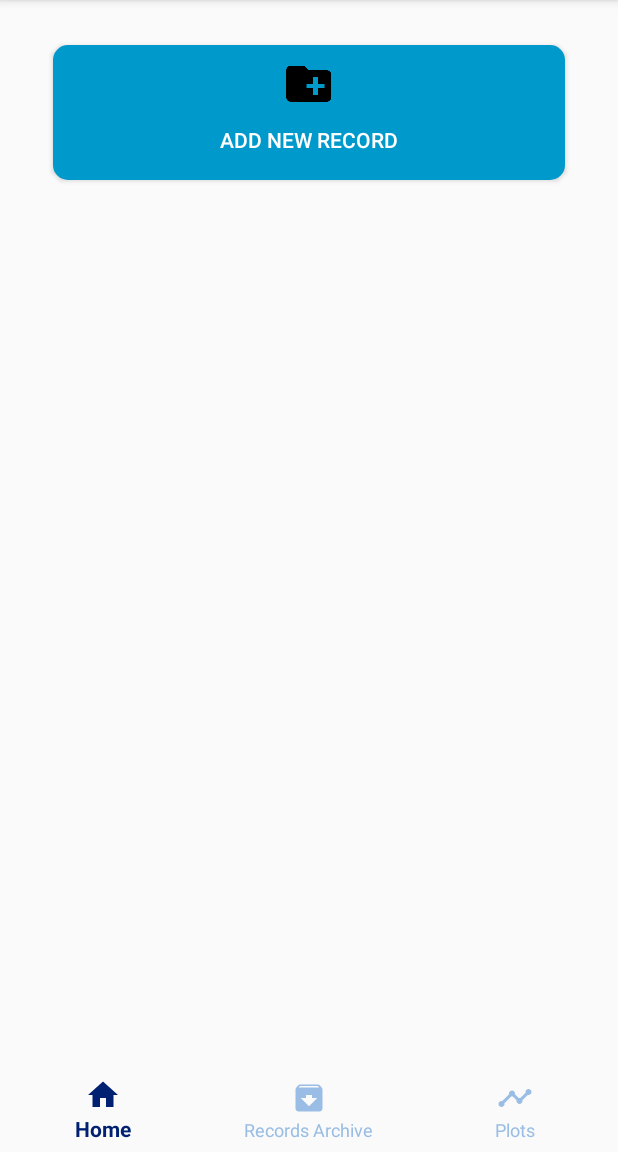
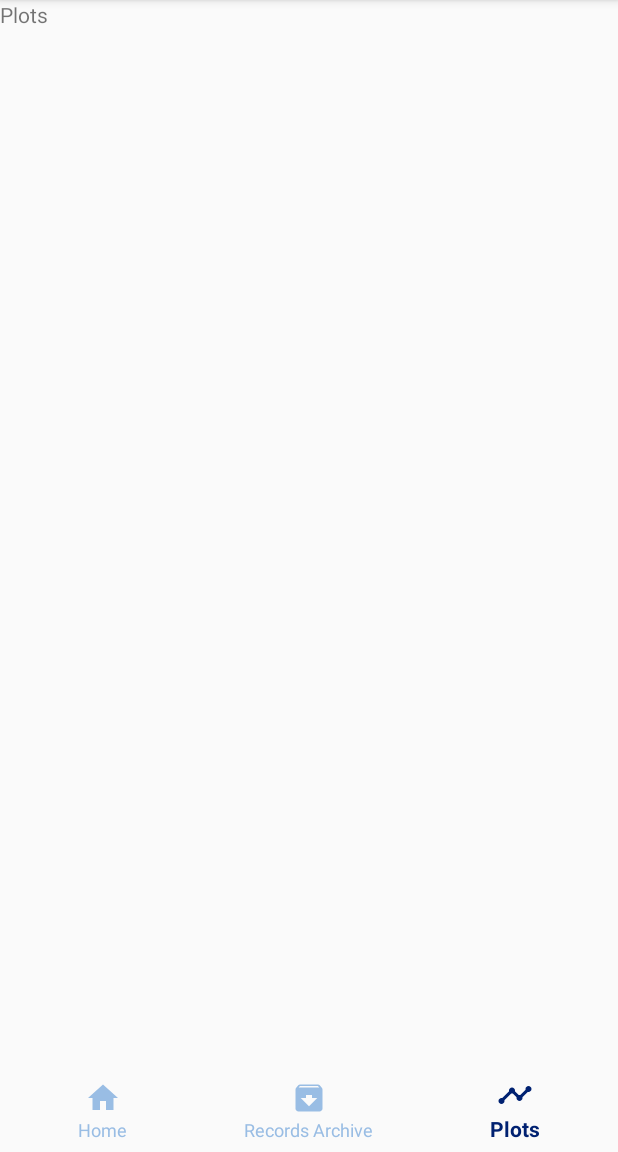
Before and after one commit to dariuszpmrugala/Medical-database, an Android app: the screen it shows after launch (MainActivity), item 3 of the bottom bar chosen, on a phone screen of 412 x 824 dp, the part 84-1236 px from its top. Run offline under Robolectric (Android 15) with nearby library versions, the phone set to English and light mode, and no system bars.

Commit message:
Transition between tabs working

```diff
--- a/app/src/main/java/edu/tamu/ecen/capstone/patientmd/activity/MainActivity.java
+++ b/app/src/main/java/edu/tamu/ecen/capstone/patientmd/activity/MainActivity.java
@@ -1,34 +1,24 @@
 package edu.tamu.ecen.capstone.patientmd.activity;
 
-import android.app.Activity;
-import android.content.DialogInterface;
-import android.content.Intent;
-import android.net.Uri;
 import android.os.Bundle;
-import android.provider.MediaStore;
 import android.support.annotation.NonNull;
 import android.support.design.widget.BottomNavigationView;
 import android.support.v4.app.Fragment;
+import android.support.v4.app.FragmentManager;
 import android.support.v4.app.FragmentTransaction;
-import android.support.v4.content.FileProvider;
-import android.support.v7.app.AlertDialog;
 import android.support.v7.app.AppCompatActivity;
 import android.view.MenuItem;
-import android.view.View;
 import android.view.Window;
 import android.widget.Button;
 import android.widget.TextView;
 import android.util.Log;
-import android.widget.Toast;
 
 import java.io.File;
-import java.io.IOException;
 
 import edu.tamu.ecen.capstone.patientmd.R;
 import edu.tamu.ecen.capstone.patientmd.activity.fragment.HomeFragment;
 import edu.tamu.ecen.capstone.patientmd.activity.fragment.PlotFragment;
 import edu.tamu.ecen.capstone.patientmd.activity.fragment.RecordsFragment;
-import edu.tamu.ecen.capstone.patientmd.util.Const;
 import edu.tamu.ecen.capstone.patientmd.util.Util;
 
 
@@ -46,6 +36,8 @@ public class MainActivity extends AppCompatActivity {
     private final int PERMISSION_WRITE_EXT_STORAGE_CODE=3;
 
     private Button cameraButton;
+
+    private FragmentManager fragmentManager;
 
 
     //todo use a selector to make the icons change
@@ -101,45 +93,84 @@ public class MainActivity extends AppCompatActivity {
 */
     }
 
+    /*
+    setup home fragment when the app is opened
+     */
     private void initView() {
+
         Fragment homeFrag = HomeFragment.newInstance(null);
-        FragmentTransaction ft = getSupportFragmentManager().beginTransaction();
-        ft.add(R.id.container, homeFrag, homeFrag.getTag());
+        fragmentManager = getSupportFragmentManager();/*
+        FragmentTransaction ft = fragmentManager.beginTransaction();
+        ft.add(R.id.fragment_container, homeFrag, "HomeFragment init");
         ft.commit();
+        */
+
+        startFragment(homeFrag, "HomeFragment init");
     }
 
 
     private boolean selectFragment(MenuItem item) {
         Fragment fragment = null;
+        int viewId;
+        String tag;
 
+        // Special case, this is the default for when the app starts
+        if (item==null) {
+            Log.d(TAG, "SelectFragment:: Home");
+            fragment = HomeFragment.newInstance(null);
+            viewId = R.layout.home_fragment;
+            tag = "HomeFragment";
+        }
 
-
+        else {
             //todo add all fragments here
             switch (item.getItemId()) {
                 case R.id.navigation_home:
                     Log.d(TAG, "SelectFragment:: Home");
+                    item.setChecked(true);
                     fragment = HomeFragment.newInstance(null);
+                    viewId = R.layout.home_fragment;
+                    tag = "HomeFragment";
                     // mTextMessage.setText(R.string.title_home);
                     break;
                 case R.id.navigation_records:
                     Log.d(TAG, "SelectFragment:: Records");
-                //fragment = RecordsFragment.newInstance();
+                    item.setChecked(true);
+                    fragment = RecordsFragment.newInstance();
+                    viewId = R.layout.record_fragment_layout;
+                    tag = "RecordsFragment";
                     //mTextMessage.setText(R.string.title_archive);
                     break;
                 case R.id.navigation_plots:
                     Log.d(TAG, "SelectFragment:: Plots");
-                //fragment = PlotFragment.newInstance();
+                    item.setChecked(true);
+                    fragment = PlotFragment.newInstance();
+                    viewId = R.layout.plot_fragment_layout;
+                    tag = "PlotFragment";
                     //mTextMessage.setText(R.string.title_plots);
                     break;
-
+                default:
+                    return false;
+            }
 
         }
 
 
+        //Fragment homeFrag = fragmentManager.findFragmentByTag("HomeFragment init");
 
+        return startFragment(fragment, tag);
+    }
+
+    private boolean startFragment(Fragment fragment, String tag) {
         if(fragment != null) {
-            FragmentTransaction ft = getSupportFragmentManager().beginTransaction();
-            ft.add(R.id.container, fragment, fragment.getTag());
+
+
+            FragmentTransaction ft = fragmentManager.beginTransaction();
+            //ft.remove(homeFrag);
+            //ft.replace(viewId, fragment);
+            ft.replace(R.id.fragment_container, fragment, tag);
+            ft.addToBackStack(null);
+            ft.show(fragment);
             ft.commit();
             return true;
         }
--- a/app/src/main/java/edu/tamu/ecen/capstone/patientmd/activity/fragment/PlotFragment.java
+++ b/app/src/main/java/edu/tamu/ecen/capstone/patientmd/activity/fragment/PlotFragment.java
@@ -1,10 +1,45 @@
 package edu.tamu.ecen.capstone.patientmd.activity.fragment;
 
+import android.os.Bundle;
+import android.support.annotation.Nullable;
 import android.support.v4.app.Fragment;
+import android.view.LayoutInflater;
+import android.view.View;
+import android.view.ViewGroup;
+
+import edu.tamu.ecen.capstone.patientmd.R;
 
 /**
  * Created by Reese on 3/21/2018.
  */
 
 public class PlotFragment extends Fragment {
+
+
+    @Override
+    public View onCreateView(LayoutInflater inflater, ViewGroup container,
+                             Bundle savedInstanceState) {
+        View view = getView();
+        if (view != null) {
+            ViewGroup parent = (ViewGroup) view.getParent();
+            if (parent != null) {
+                parent.removeView(view);
+            }
+        }
+        return inflater.inflate(R.layout.plot_fragment_layout, container, false);
+    }
+
+    @Override
+    public void onViewCreated(View view, @Nullable Bundle savedInstanceState) {
+        super.onViewCreated(view, savedInstanceState);
+
+        //initView(view);
+
+    }
+
+    public static PlotFragment newInstance() {
+        return new PlotFragment();
+    }
+
+
 }
--- a/app/src/main/res/layout/activity_main.xml
+++ b/app/src/main/res/layout/activity_main.xml
@@ -48,7 +48,7 @@
     </LinearLayout>
 
     <FrameLayout
-        android:id="@+id/fragmentLayout"
+        android:id="@+id/fragment_container"
         android:layout_above="@+id/nav_layout"
         android:layout_width="match_parent"
         android:layout_height="match_parent"/>
--- a/app/src/main/res/layout/home_fragment.xml
+++ b/app/src/main/res/layout/home_fragment.xml
@@ -1,7 +1,8 @@
 <?xml version="1.0" encoding="utf-8"?>
 <FrameLayout xmlns:android="http://schemas.android.com/apk/res/android"
     android:layout_width="match_parent"
-    android:layout_height="wrap_content">
+    android:layout_height="match_parent"
+    android:paddingTop="30dp">
 
 
     <Button
@@ -11,14 +12,13 @@
         android:layout_height="90dp"
         android:layout_gravity="center_horizontal"
         android:layout_marginBottom="8dp"
-        android:layout_marginEnd="35dp"
-        android:layout_marginStart="35dp"
         android:layout_marginTop="30dp"
         android:background="@drawable/record_button"
         android:drawableTop="@drawable/ic_create_new_folder_black_36dp"
         android:elevation="20dp"
         android:paddingBottom="8dp"
         android:paddingTop="8dp"
+        android:layout_margin="@dimen/activity_vertical_margin"
         android:text="@string/add_record_text" />
 
 </FrameLayout>
--- /dev/null
+++ b/app/src/main/res/layout/plot_fragment_layout.xml
@@ -0,0 +1,12 @@
+<?xml version="1.0" encoding="utf-8"?>
+<FrameLayout xmlns:android="http://schemas.android.com/apk/res/android"
+    android:layout_width="match_parent"
+    android:layout_height="match_parent">
+
+
+    <TextView
+        android:layout_width="match_parent"
+        android:layout_height="match_parent"
+        android:text="Plots"/>
+
+</FrameLayout>
```
Also changed, not shown: app/src/main/java/edu/tamu/ecen/capstone/patientmd/activity/fragment/HomeFragment.java (+74 -40 lines), app/src/main/java/edu/tamu/ecen/capstone/patientmd/activity/fragment/RecordsFragment.java (+37 -0 lines), app/src/main/java/edu/tamu/ecen/capstone/patientmd/util/Util.java (+26 -0 lines), app/src/main/res/layout/record_fragment_layout.xml (added, +20 -0 lines). Lines whose indentation alone changed are shown as unchanged.
